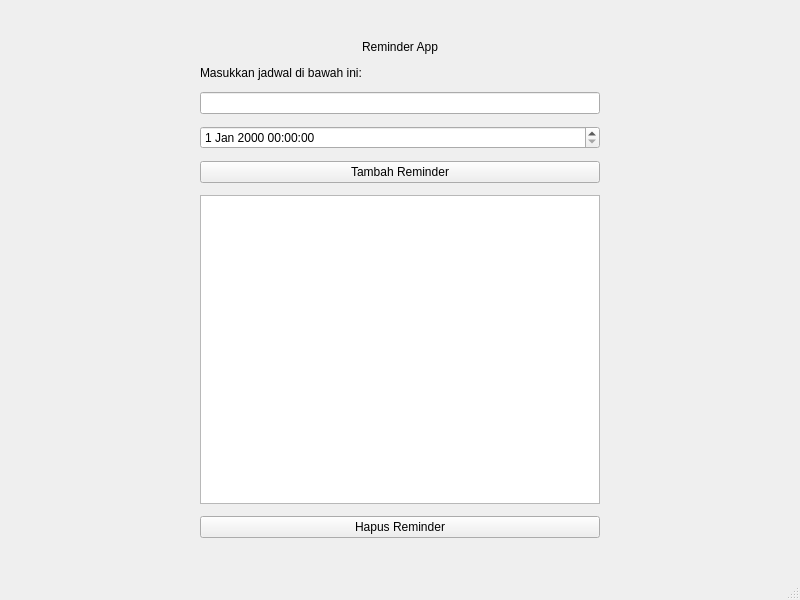
The window that mainwindow.ui (JhonPiterSitumorang-251401052/DeadlineSaver) describes before a commit, drawn with Qt 5.
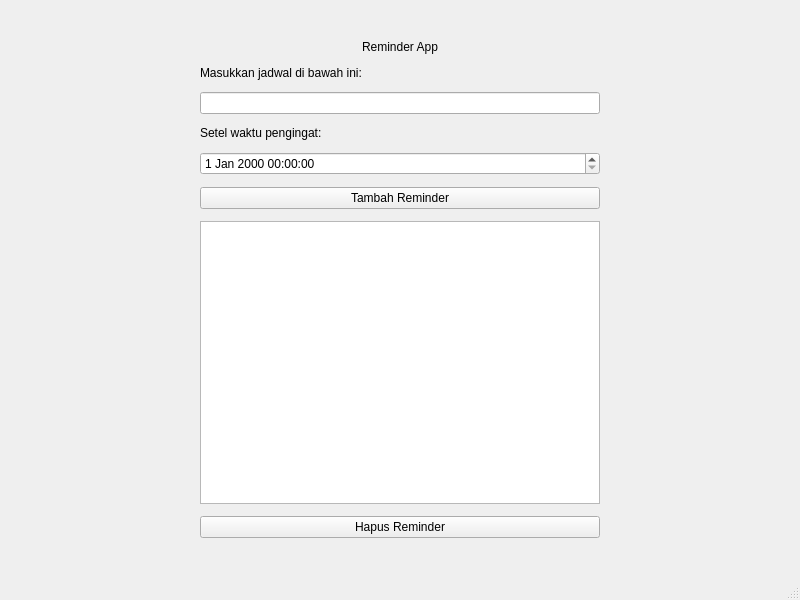
The same window after the commit.

Commit message: Menambahkan label setel waktu

What changed in the file:
```diff
--- a/mainwindow.ui
+++ b/mainwindow.ui
@@ -44,6 +44,13 @@
       </property>
      </widget>
     </item>
+    <item>
+     <widget class="QLabel" name="labelWaktu">
+      <property name="text">
+       <string>Setel waktu pengingat:</string>
+      </property>
+     </widget>
+    </item>
     <item>
      <widget class="QDateTimeEdit" name="dateTimeEdit"/>
     </item>
```
The commit also changes 1 other file.
